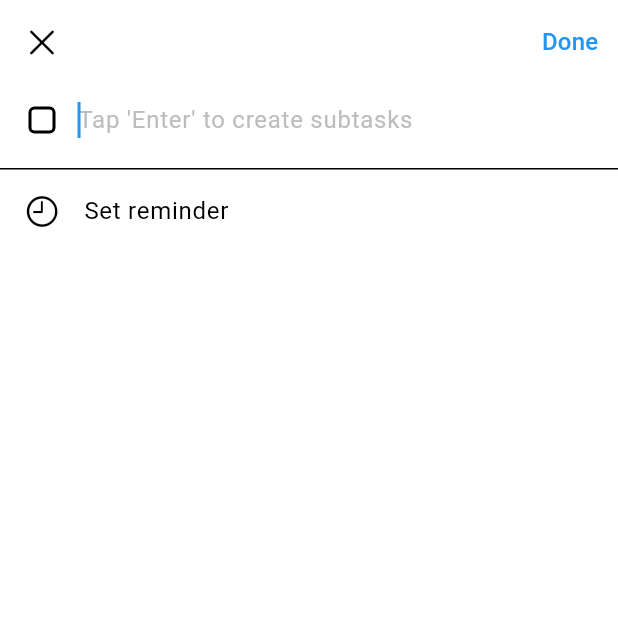
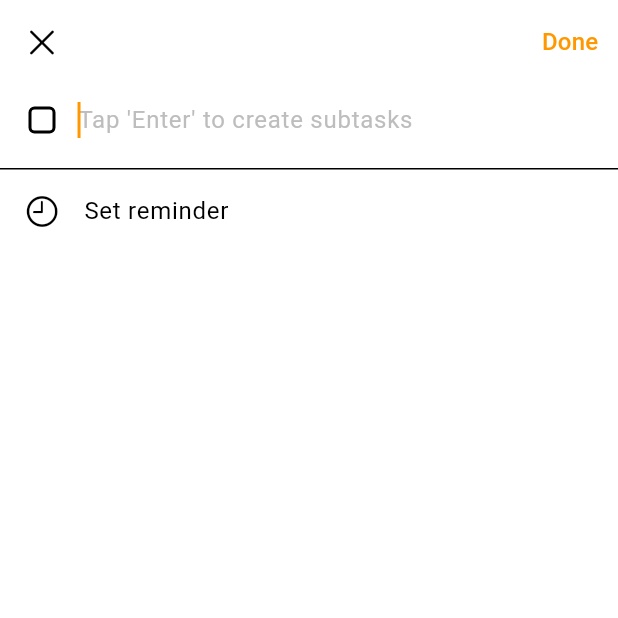
Before and after one commit to qinscode/Zephyr, a Flutter app: the TaskEditorScreen screen opened directly, on a phone screen of 412 x 824 dp, the top half of it. Run offline on Flutter 3.47's test engine with Material 3 defaults, Android fonts, the phone set to English and light mode, and no system bars; our stand-ins replace flutter_secure_storage, font_awesome_flutter, sembast; missing offline and left inert: encrypt; accounts and stored records are empty; statements that could not run were skipped.

Commit message:
feat(theme): change primary color to orange
- Updated the primaryColor in AppTheme from blue to orange

```diff
--- a/lib/theme/app_theme.dart
+++ b/lib/theme/app_theme.dart
@@ -5,7 +5,7 @@ class AppTheme {
   static const Color backgroundColor = Color(0xFFF7F7F7);  // 浅灰色背景
   static const Color surfaceColor = Color(0xFFF7F7F7);    // 与背景相同的颜色
   static const Color searchBarColor = Color(0xFFEEEEEE);  // 添加搜索框背景色，更深的灰色
-  static const Color primaryColor = Colors.blue;
+  static const Color primaryColor = Colors.orange;
   static const Color textColor = Colors.black;
   static const Color secondaryTextColor = Colors.grey;
 
```
